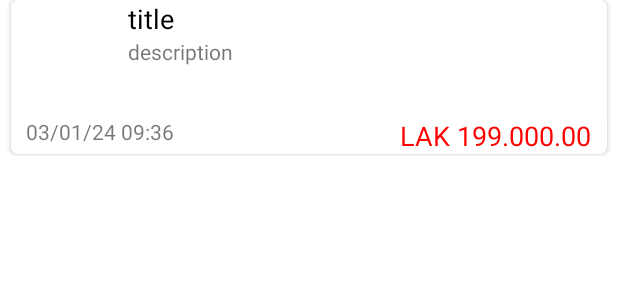
After one commit to Androi006/IBCoolGP3, an Android app: the layout rv_item.xml on its own in the app's theme, with its tools: preview values and no code run, on a phone screen of 412 x 824 dp. The commit adds this screen. Shown: the top 300 px of the screen. Run offline under Robolectric (Android 15) with nearby library versions, the phone set to English and light mode, and no system bars.

Commit message:
add payment page

```diff
--- /dev/null
+++ b/app/src/main/res/layout/rv_item.xml
@@ -0,0 +1,77 @@
+<LinearLayout xmlns:android="http://schemas.android.com/apk/res/android"
+    android:layout_width="wrap_content"
+    android:layout_height="wrap_content"
+    xmlns:app="http://schemas.android.com/apk/res-auto"
+    android:orientation="vertical">
+
+    <androidx.cardview.widget.CardView
+        android:layout_width="match_parent"
+        android:layout_height="wrap_content"
+        app:cardCornerRadius="5dp"
+        android:layout_marginLeft="7dp"
+        android:layout_marginRight="7dp"
+        android:layout_marginBottom="1dp">
+
+        <RelativeLayout
+            android:layout_width="match_parent"
+            android:layout_height="wrap_content"
+            android:background="#FFFFFF">
+
+            <ImageView
+                android:id="@+id/img"
+                android:padding="10dp"
+                android:layout_width="70dp"
+                android:layout_height="70dp" />
+
+            <LinearLayout
+                android:layout_width="match_parent"
+                android:layout_height="wrap_content"
+                android:orientation="vertical"
+                android:layout_toRightOf="@id/img"
+                android:layout_marginStart="8dp">
+
+                <!-- TextViews for 'Lao' and 'Eng' -->
+                <TextView
+                    android:id="@+id/txtLao"
+                    android:layout_width="match_parent"
+                    android:layout_height="wrap_content"
+                    android:textAppearance="@style/TextAppearance.AppCompat.Medium"
+                    android:text="title"
+                    android:textColor="@color/black"/>
+
+                <TextView
+                    android:id="@+id/txtEng"
+                    android:layout_width="match_parent"
+                    android:layout_height="wrap_content"
+                    android:textAppearance="@style/TextAppearance.AppCompat.Small"
+                    android:text="description"/>
+
+            </LinearLayout>
+
+            <!-- TextViews for '03/01/24 09:36' and 'LAK 199.000.00' -->
+            <TextView
+                android:id="@+id/txtTime"
+                android:layout_width="wrap_content"
+                android:layout_height="wrap_content"
+                android:layout_below="@id/img"
+                android:layout_marginTop="8dp"
+                android:text="03/01/24 09:36"
+                android:paddingLeft="10dp"
+                android:textAppearance="@style/TextAppearance.AppCompat.Small"/>
+
+            <TextView
+                android:id="@+id/txtLAK"
+                android:layout_width="wrap_content"
+                android:layout_height="wrap_content"
+                android:layout_below="@id/img"
+                android:layout_marginTop="8dp"
+                android:text="LAK 199.000.00"
+                android:textColor="#FF0000"
+                android:textAppearance="@style/TextAppearance.AppCompat.Medium"
+                android:paddingRight="10dp"
+                android:layout_alignParentEnd="true"/>
+
+        </RelativeLayout>
+    </androidx.cardview.widget.CardView>
+
+</LinearLayout>
```
Also changed, not shown: app/src/main/AndroidManifest.xml (+5 -5 lines), app/src/main/java/com/example/ibcool/Adapter/adt_rv_cardview.java (added, +90 -0 lines), app/src/main/java/com/example/ibcool/Model/DayInWeek.java (added, +31 -0 lines), app/src/main/java/com/example/ibcool/Statement.java (added, +24 -0 lines), app/src/main/res/drawable/tabs_selector.xml (added, +17 -0 lines), app/src/main/res/layout/activity_statement.xml (added, +60 -0 lines), app/src/main/res/values/colors.xml (+7 -0 lines), 2 other files.
